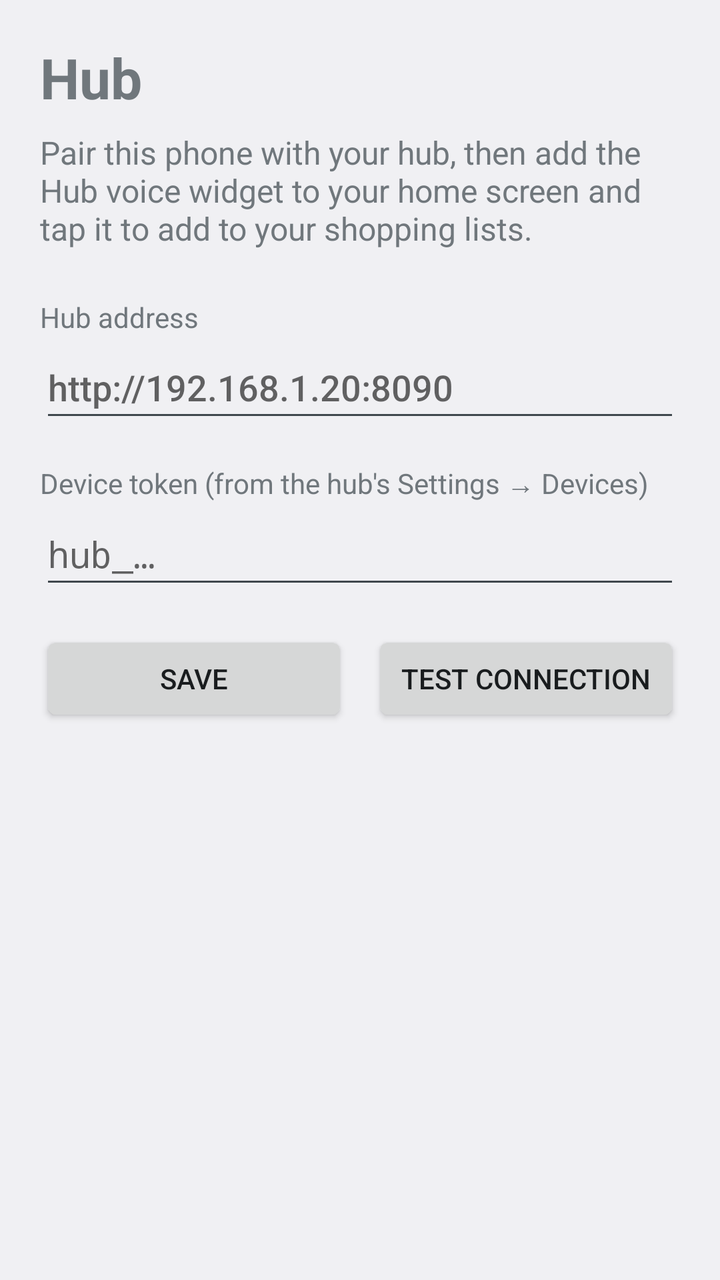
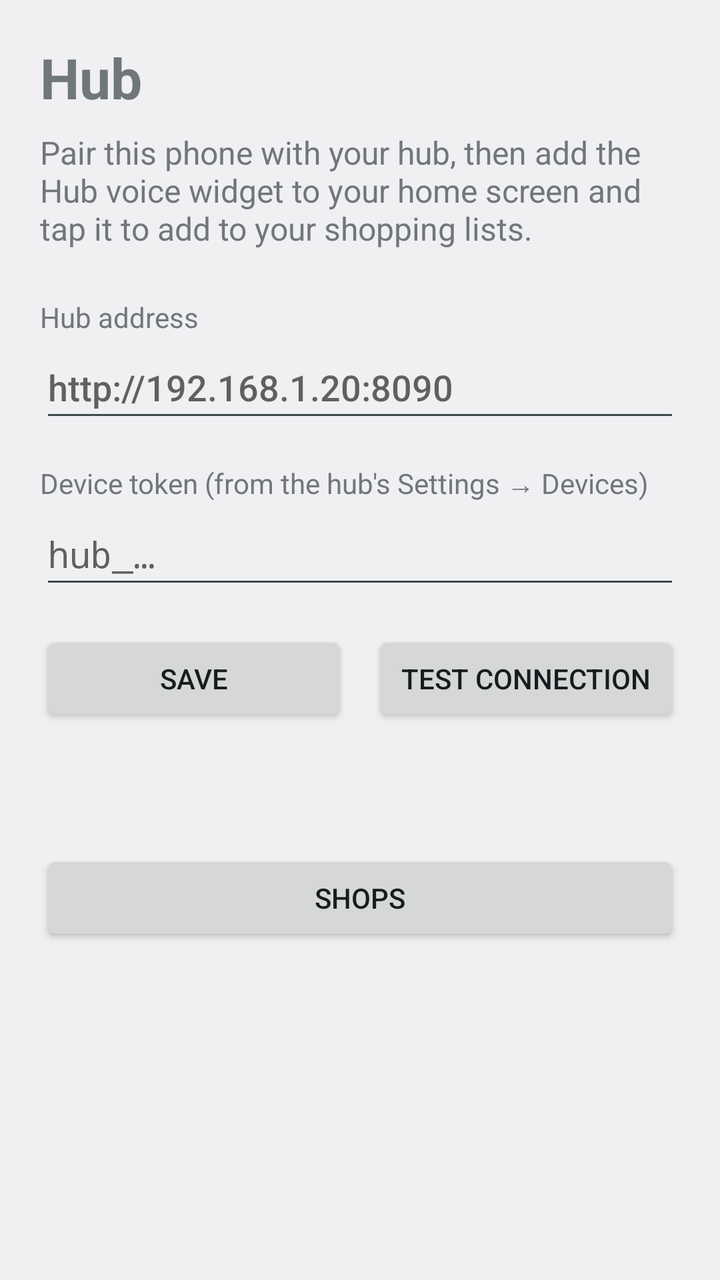

An Android layout rendered at two revisions. The XML below is the earlier revision; the diff shows what the commit changed to produce the second picture.
<!-- AndroidManifest.xml: application theme Theme.Hub -->
<!-- res/layout/activity_settings.xml -->
<?xml version="1.0" encoding="utf-8"?>
<ScrollView xmlns:android="http://schemas.android.com/apk/res/android"
    android:id="@+id/root"
    android:layout_width="match_parent"
    android:layout_height="match_parent"
    android:fillViewport="true">

    <LinearLayout
        android:layout_width="match_parent"
        android:layout_height="wrap_content"
        android:orientation="vertical"
        android:padding="20dp">

        <TextView
            android:layout_width="wrap_content"
            android:layout_height="wrap_content"
            android:text="Hub"
            android:textSize="28sp"
            android:textStyle="bold" />

        <TextView
            android:layout_width="match_parent"
            android:layout_height="wrap_content"
            android:layout_marginTop="8dp"
            android:text="Pair this phone with your hub, then add the Hub voice widget to your home screen and tap it to add to your shopping lists."
            android:textSize="16sp" />

        <TextView
            android:layout_width="wrap_content"
            android:layout_height="wrap_content"
            android:layout_marginTop="24dp"
            android:labelFor="@id/hub_url"
            android:text="Hub address"
            android:textSize="14sp" />

        <EditText
            android:id="@+id/hub_url"
            android:layout_width="match_parent"
            android:layout_height="wrap_content"
            android:hint="http://192.168.1.20:8090"
            android:importantForAutofill="no"
            android:inputType="textUri"
            android:minHeight="48dp" />

        <TextView
            android:id="@+id/insecure_warning"
            android:layout_width="match_parent"
            android:layout_height="wrap_content"
            android:text="This address is plain http outside your home network, so the token would travel unencrypted. Use https for anything reached over the internet."
            android:textColor="@color/warning"
            android:textSize="14sp"
            android:visibility="gone" />

        <TextView
            android:layout_width="wrap_content"
            android:layout_height="wrap_content"
            android:layout_marginTop="16dp"
            android:labelFor="@id/token"
            android:text="Device token (from the hub's Settings → Devices)"
            android:textSize="14sp" />

        <EditText
            android:id="@+id/token"
            android:layout_width="match_parent"
            android:layout_height="wrap_content"
            android:fontFamily="monospace"
            android:hint="hub_…"
            android:importantForAutofill="no"
            android:inputType="textVisiblePassword|textNoSuggestions"
            android:minHeight="48dp" />

        <LinearLayout
            android:layout_width="match_parent"
            android:layout_height="wrap_content"
            android:layout_marginTop="16dp"
            android:orientation="horizontal">

            <Button
                android:id="@+id/save"
                android:layout_width="0dp"
                android:layout_height="wrap_content"
                android:layout_weight="1"
                android:minHeight="48dp"
                android:text="Save" />

            <Button
                android:id="@+id/test_connection"
                android:layout_width="0dp"
                android:layout_height="wrap_content"
                android:layout_marginStart="12dp"
                android:layout_weight="1"
                android:minHeight="48dp"
                android:text="Test connection" />
        </LinearLayout>

        <TextView
            android:id="@+id/result"
            android:layout_width="match_parent"
            android:layout_height="wrap_content"
            android:layout_marginTop="16dp"
            android:accessibilityLiveRegion="polite"
            android:textSize="16sp" />
    </LinearLayout>
</ScrollView>
<!-- resources referenced by this layout -->
<resources>
  <color name="warning">#B45309</color>
  <style name="Theme.Hub" parent="@android:style/Theme.DeviceDefault.DayNight">
          <item name="android:windowActionBar">false</item>
          <item name="android:windowNoTitle">true</item>
      </style>
</resources>

<!-- the commit's change to res/layout/activity_settings.xml (unified diff, before → after) -->
@@ -100,5 +100,13 @@
             android:layout_marginTop="16dp"
             android:accessibilityLiveRegion="polite"
             android:textSize="16sp" />
+
+        <Button
+            android:id="@+id/open_shops"
+            android:layout_width="match_parent"
+            android:layout_height="wrap_content"
+            android:layout_marginTop="24dp"
+            android:minHeight="48dp"
+            android:text="Shops" />
     </LinearLayout>
 </ScrollView>
